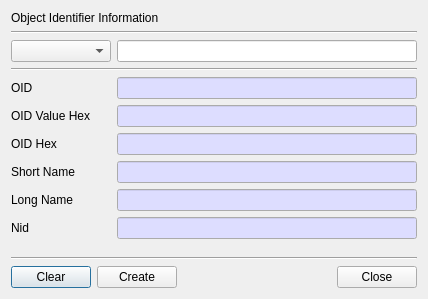
Qt form BerEditor/oid_info_dlg.ui (jykim74/BerEditor) before a commit.
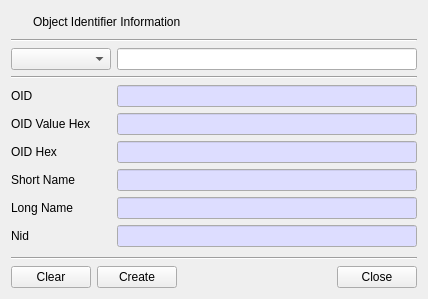
The same form after that commit. Icons and pictures are not drawn.

What changed in the file:
```diff
--- a/BerEditor/oid_info_dlg.ui
+++ b/BerEditor/oid_info_dlg.ui
@@ -15,11 +15,44 @@
   </property>
   <layout class="QVBoxLayout" name="verticalLayout">
    <item>
-    <widget class="QLabel" name="label_5">
-     <property name="text">
-      <string>Object Identifier Information</string>
+    <layout class="QGridLayout" name="gridLayout_2">
+     <property name="topMargin">
+      <number>0</number>
      </property>
-    </widget>
+     <item row="0" column="1">
+      <widget class="QLabel" name="label_5">
+       <property name="text">
+        <string>Object Identifier Information</string>
+       </property>
+      </widget>
+     </item>
+     <item row="0" column="0">
+      <widget class="QPushButton" name="pushButton">
+       <property name="minimumSize">
+        <size>
+         <width>16</width>
+         <height>0</height>
+        </size>
+       </property>
+       <property name="maximumSize">
+        <size>
+         <width>16</width>
+         <height>16777215</height>
+        </size>
+       </property>
+       <property name="text">
+        <string/>
+       </property>
+       <property name="icon">
+        <iconset resource="bereditor.qrc">
+         <normaloff>:/images/oid.png</normaloff>:/images/oid.png</iconset>
+       </property>
+       <property name="flat">
+        <bool>true</bool>
+       </property>
+      </widget>
+     </item>
+    </layout>
    </item>
    <item>
     <widget class="Line" name="line_3">
```
Left out of the diff: 4 changed lines with no effect on the pictures.
